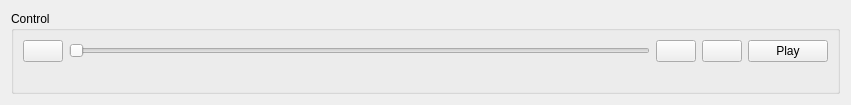
Old version of the form src/gui/ui/control_form.ui in the repository acnazarejr/vsdt.
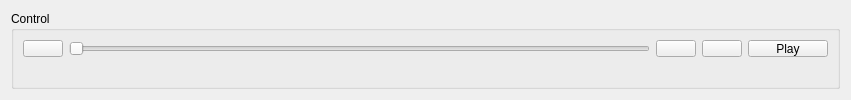
New version of the form. Icons and pictures are not drawn.

Diff of the .ui file:
```diff
--- a/src/gui/ui/control_form.ui
+++ b/src/gui/ui/control_form.ui
@@ -7,9 +7,21 @@
     <x>0</x>
     <y>0</y>
     <width>851</width>
-    <height>98</height>
+    <height>100</height>
    </rect>
   </property>
+  <property name="minimumSize">
+   <size>
+    <width>0</width>
+    <height>100</height>
+   </size>
+  </property>
+  <property name="maximumSize">
+   <size>
+    <width>16777215</width>
+    <height>100</height>
+   </size>
+  </property>
   <property name="windowTitle">
    <string>Form</string>
   </property>
```
